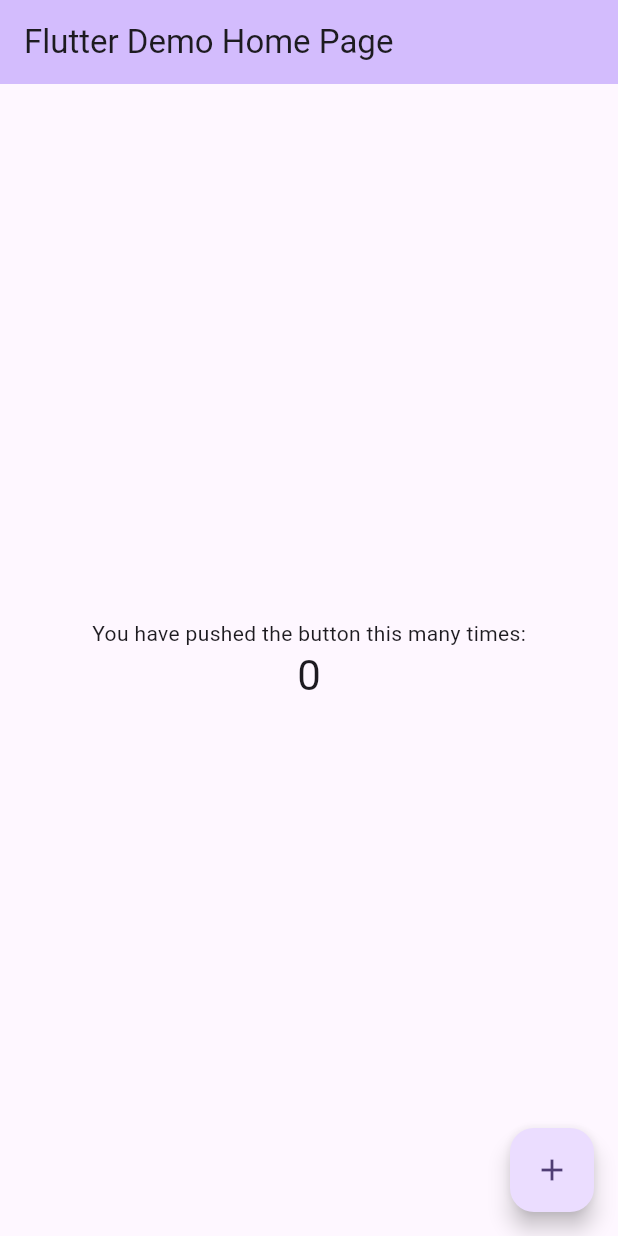
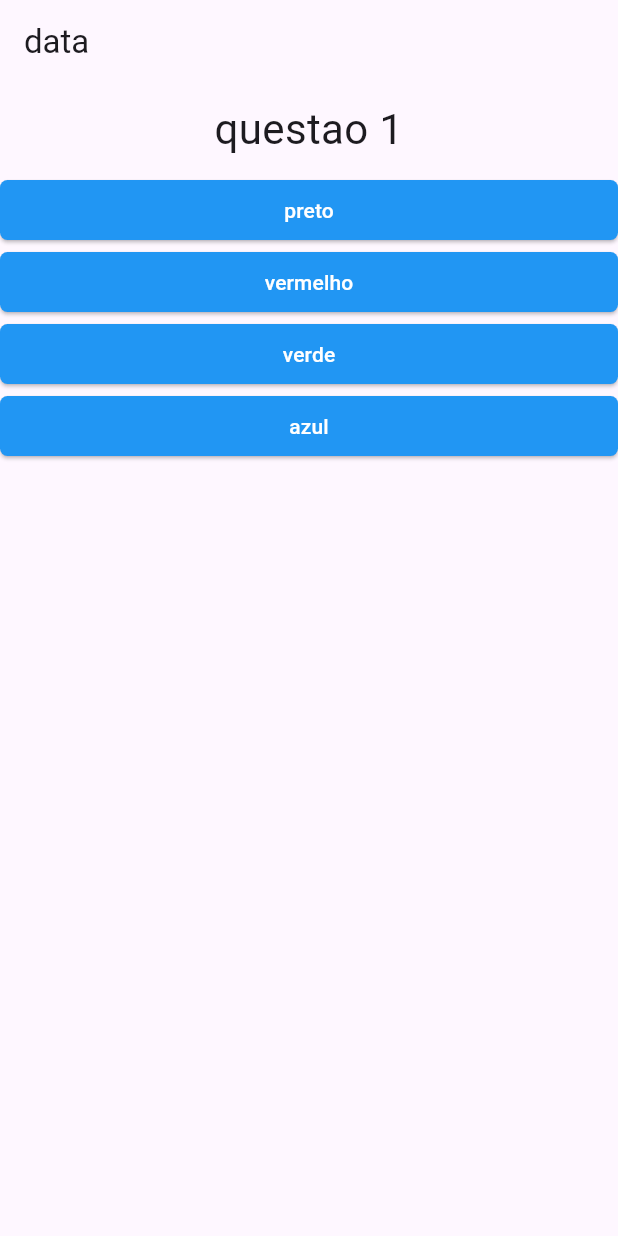
Before and after one commit to duck-developer/Projects_flutter, a Flutter app: the screen it shows after launch, on a phone screen of 412 x 824 dp. Run offline on Flutter 3.47's test engine with Material 3 defaults, Android fonts, the phone set to English and light mode, and no system bars.

Commit message:
implementação de questão e questionario

```diff
--- a/quizz/lib/main.dart
+++ b/quizz/lib/main.dart
@@ -1,122 +1,62 @@
 import 'package:flutter/material.dart';
+import 'package:tete/questionario.dart';
+import 'package:tete/resultado.dart';
 
-void main() {
-  runApp(const MyApp());
+main() {
+  runApp(PerguntaApp());
 }
 
-class MyApp extends StatelessWidget {
-  const MyApp({super.key});
+class PerguntaAppState extends State<PerguntaApp> {
+  int perguntaSelecionada = 0;
+  final List<Map<String, Object>> perguntas = const [
+    {
+      "texto": "questao 1",
+      "resposta": ["preto", "vermelho", "verde", "azul"],
+    },
+    {
+      "texto": "questao 2",
+      "resposta": ["preto", "vermelho", "verde", "azul"],
+    },
+    {
+      "texto": "questao 3",
+      "resposta": ["preto", "vermelho", "verde", "azul"],
+    },
+    {
+      "texto": "questao 4",
+      "resposta": ["preto", "vermelho", "verde", "azul"],
+    },
+  ];
+  void responder() {
+    setState(() {
+      perguntaSelecionada++;
+    });
+  }
 
-  // This widget is the root of your application.
+  bool get temPerguntaSelecionada {
+    return perguntaSelecionada < perguntas.length;
+  }
+
   @override
   Widget build(BuildContext context) {
     return MaterialApp(
-      title: 'Flutter Demo',
-      theme: ThemeData(
-        // This is the theme of your application.
-        //
-        // TRY THIS: Try running your application with "flutter run". You'll see
-        // the application has a purple toolbar. Then, without quitting the app,
-        // try changing the seedColor in the colorScheme below to Colors.green
-        // and then invoke "hot reload" (save your changes or press the "hot
-        // reload" button in a Flutter-supported IDE, or press "r" if you used
-        // the command line to start the app).
-        //
-        // Notice that the counter didn't reset back to zero; the application
-        // state is not lost during the reload. To reset the state, use hot
-        // restart instead.
-        //
-        // This works for code too, not just values: Most code changes can be
-        // tested with just a hot reload.
-        colorScheme: ColorScheme.fromSeed(seedColor: Colors.deepPurple),
+      home: Scaffold(
+        appBar: AppBar(title: Text("data")),
+        body: temPerguntaSelecionada
+            ? Questionario(
+                perguntas: perguntas,
+                perguntaSelecionada: perguntaSelecionada,
+                responder: responder,
+              )
+            : Resultado("Parabens"),
       ),
-      home: const MyHomePage(title: 'Flutter Demo Home Page'),
     );
   }
 }
 
-class MyHomePage extends StatefulWidget {
-  const MyHomePage({super.key, required this.title});
-
-  // This widget is the home page of your application. It is stateful, meaning
-  // that it has a State object (defined below) that contains fields that affect
-  // how it looks.
-
-  // This class is the configuration for the state. It holds the values (in this
-  // case the title) provided by the parent (in this case the App widget) and
-  // used by the build method of the State. Fields in a Widget subclass are
-  // always marked "final".
-
-  final String title;
-
+class PerguntaApp extends StatefulWidget {
+  const PerguntaApp({super.key});
   @override
-  State<MyHomePage> createState() => _MyHomePageState();
-}
-
-class _MyHomePageState extends State<MyHomePage> {
-  int _counter = 0;
-
-  void _incrementCounter() {
-    setState(() {
-      // This call to setState tells the Flutter framework that something has
-      // changed in this State, which causes it to rerun the build method below
-      // so that the display can reflect the updated values. If we changed
-      // _counter without calling setState(), then the build method would not be
-      // called again, and so nothing would appear to happen.
-      _counter++;
-    });
-  }
-
-  @override
-  Widget build(BuildContext context) {
-    // This method is rerun every time setState is called, for instance as done
-    // by the _incrementCounter method above.
-    //
-    // The Flutter framework has been optimized to make rerunning build methods
-    // fast, so that you can just rebuild anything that needs updating rather
-    // than having to individually change instances of widgets.
-    return Scaffold(
-      appBar: AppBar(
-        // TRY THIS: Try changing the color here to a specific color (to
-        // Colors.amber, perhaps?) and trigger a hot reload to see the AppBar
-        // change color while the other colors stay the same.
-        backgroundColor: Theme.of(context).colorScheme.inversePrimary,
-        // Here we take the value from the MyHomePage object that was created by
-        // the App.build method, and use it to set our appbar title.
-        title: Text(widget.title),
-      ),
-      body: Center(
-        // Center is a layout widget. It takes a single child and positions it
-        // in the middle of the parent.
-        child: Column(
-          // Column is also a layout widget. It takes a list of children and
-          // arranges them vertically. By default, it sizes itself to fit its
-          // children horizontally, and tries to be as tall as its parent.
-          //
-          // Column has various properties to control how it sizes itself and
-          // how it positions its children. Here we use mainAxisAlignment to
-          // center the children vertically; the main axis here is the vertical
-          // axis because Columns are vertical (the cross axis would be
-          // horizontal).
-          //
-          // TRY THIS: Invoke "debug painting" (choose the "Toggle Debug Paint"
-          // action in the IDE, or press "p" in the console), to see the
-          // wireframe for each widget.
-          mainAxisAlignment: MainAxisAlignment.center,
-          children: <Widget>[
-            const Text('You have pushed the button this many times:'),
-            Text(
-              '$_counter',
-              style: Theme.of(context).textTheme.headlineMedium,
-            ),
-          ],
-        ),
-      ),
-      floatingActionButton: FloatingActionButton(
-        onPressed: _incrementCounter,
-        tooltip: 'Increment',
-        child: const Icon(Icons.add),
-      ), // This trailing comma makes auto-formatting nicer for build methods.
-    );
+  PerguntaAppState createState() {
+    return PerguntaAppState();
   }
 }
--- /dev/null
+++ b/quizz/lib/questao.dart
@@ -0,0 +1,19 @@
+import 'package:flutter/material.dart';
+
+class Questao extends StatelessWidget {
+  final String texto;
+  const Questao(this.texto, {super.key});
+
+  @override
+  Widget build(BuildContext context) {
+    return Container(
+      width: double.infinity,
+      margin: EdgeInsets.all(10),
+      child: Text(
+        texto,
+        style: TextStyle(fontSize: 28),
+        textAlign: TextAlign.center,
+      ),
+    );
+  }
+}
--- /dev/null
+++ b/quizz/lib/questionario.dart
@@ -0,0 +1,33 @@
+import 'package:flutter/material.dart';
+import 'package:tete/questao.dart';
+import 'package:tete/resposta.dart';
+
+class Questionario extends StatelessWidget {
+  final List<Map<String, Object>> perguntas;
+  final int perguntaSelecionada;
+  final void Function() responder;
+
+  Questionario({
+    required this.perguntas,
+    required this.perguntaSelecionada,
+    required this.responder,
+  });
+
+  bool get temPerguntaSelecionada {
+    return perguntaSelecionada < perguntas.length;
+  }
+
+  @override
+  Widget build(BuildContext context) {
+    List<String> respostas = temPerguntaSelecionada
+        ? perguntas[perguntaSelecionada]["resposta"] as List<String>
+        : [];
+    return Column(
+      children: [
+        Questao(perguntas[perguntaSelecionada]["texto"] as String),
+
+        ...respostas.map((e) => Resposta(e, responder)).toList(),
+      ],
+    );
+  }
+}
--- /dev/null
+++ b/quizz/lib/resposta.dart
@@ -0,0 +1,24 @@
+import 'package:flutter/material.dart';
+
+class Resposta extends StatelessWidget {
+  final String texto;
+  final void Function() responder;
+
+  const Resposta(this.texto, this.responder, {super.key});
+
+  @override
+  Widget build(BuildContext context) {
+    return SizedBox(
+      width: double.infinity,
+      child: ElevatedButton(
+        onPressed: responder,
+        style: ElevatedButton.styleFrom(
+          backgroundColor: Colors.blue,
+          foregroundColor: Colors.white,
+          shape: RoundedRectangleBorder(borderRadius: BorderRadius.circular(5)),
+        ),
+        child: Text(texto),
+      ),
+    );
+  }
+}
--- /dev/null
+++ b/quizz/lib/resultado.dart
@@ -0,0 +1,10 @@
+import 'package:flutter/material.dart';
+
+class Resultado extends StatelessWidget {
+  final String texto;
+  const Resultado(this.texto, {super.key});
+  @override
+  Widget build(BuildContext context) {
+    return Center(child: Text(texto, style: TextStyle(fontSize: 28)));
+  }
+}
--- a/quizz/pubspec.yaml
+++ b/quizz/pubspec.yaml
@@ -1,8 +1,8 @@
-name: quizz
+name: tete
 description: "A new Flutter project."
 # The following line prevents the package from being accidentally published to
 # pub.dev using `flutter pub publish`. This is preferred for private packages.
-publish_to: 'none' # Remove this line if you wish to publish to pub.dev
+publish_to: "none" # Remove this line if you wish to publish to pub.dev
 
 # The following defines the version and build number for your application.
 # A version number is three numbers separated by dots, like 1.2.43
@@ -51,7 +51,6 @@ dev_dependencies:
 
 # The following section is specific to Flutter packages.
 flutter:
-
   # The following line ensures that the Material Icons font is
   # included with your application, so that you can use the icons in
   # the material Icons class.
```
Also changed, not shown: 1 other file.
